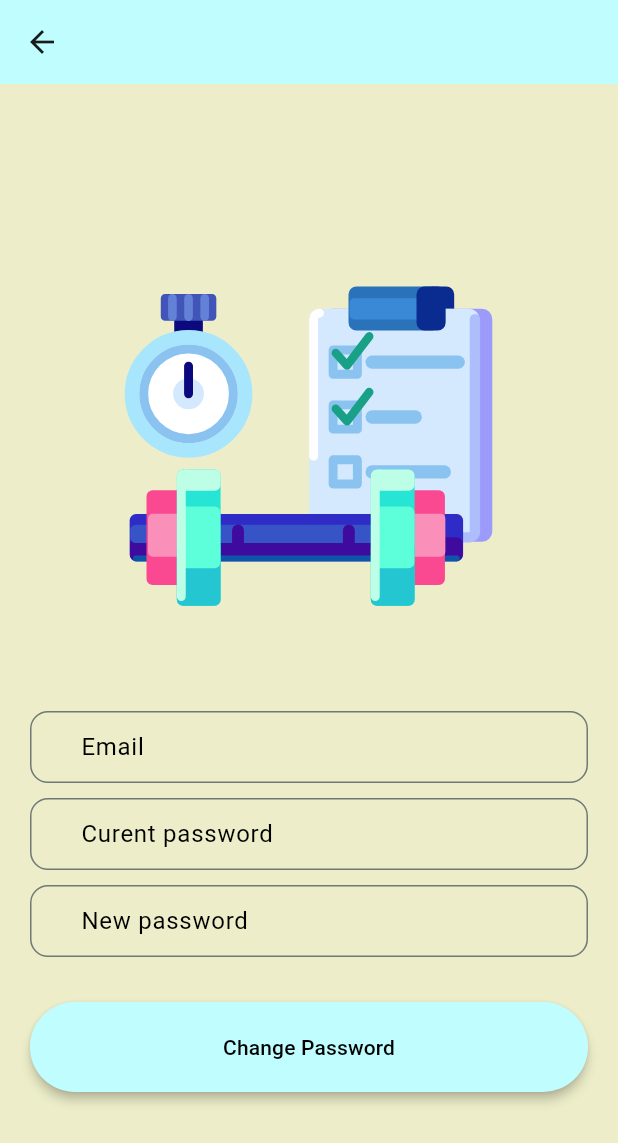
After one commit to tlvhoang06/bmi-calculator-flutter, a Flutter app: the screen it shows once a user with an empty profile is signed in, in the side drawer, after a tap on "Change password", on a phone screen of 412 x 824 dp. The commit adds this screen. Shown: the top 1143 px of the screen. Run offline on Flutter 3.47's test engine with Material 3 defaults, Android fonts, the light colour scheme and no system bars; our stand-ins replace firebase_auth, firebase_core, lottie, shared_preferences; missing offline and left inert: pretty_gauge; accounts and stored records are empty; network calls fail.

Commit message:
Add Change Current Password Service

```diff
--- a/lib/services/auth_service.dart
+++ b/lib/services/auth_service.dart
@@ -33,8 +33,15 @@ class AuthService {
   }
 
   // Change Password
-  Future<void> changePassword({required String email}) async{
-    return firebaseAuth.sendPasswordResetEmail(email: email);
+  Future<void> changePassword({required String email, required String currentPassWord, required String newPassWord}) async{
+    AuthCredential credential = EmailAuthProvider.credential(email: email, password: currentPassWord);
+    await user!.reauthenticateWithCredential(credential);
+    await user!.updatePassword(newPassWord);
+  }
+
+  // Forget Password
+  Future<void> forgetPassWord({required String email}) async{
+    return await firebaseAuth.sendPasswordResetEmail(email: email);
   }
 
   // update UserName
--- a/lib/views/widgets/drawer.dart
+++ b/lib/views/drawer.dart
@@ -1,4 +1,5 @@
 import 'package:demo/data/notifer.dart';
+import 'package:demo/views/pages/change_password.dart';
 import 'package:demo/views/pages/login_page.dart';
 import 'package:firebase_auth/firebase_auth.dart';
 import 'package:flutter/material.dart';
@@ -152,6 +153,16 @@ class MyDrawer extends StatelessWidget {
             splashColor: Colors.grey.shade100,
             child: ListTile(title: Text('Log out')),
           ),
+          Divider(color: Colors.grey, indent: 16, endIndent: 16),
+          InkWell(
+            onTap: () {
+              Navigator.push(context, MaterialPageRoute(builder: (context) {
+                return ChangePassword();
+              },));
+            },
+            splashColor: Colors.grey.shade100,
+            child: ListTile(title: Text('Change password')),
+          ),
         ],
       ),
     );
--- a/lib/views/pages/bmi_page.dart
+++ b/lib/views/pages/bmi_page.dart
@@ -1,5 +1,5 @@
 import 'package:demo/data/notifer.dart';
-import 'package:demo/views/functions/function.dart';
+import 'package:demo/views/functions/app_function.dart';
 import 'package:demo/views/pages/result_page.dart';
 import 'package:demo/views/widgets/gender_select.dart';
 import 'package:demo/views/widgets/height_slider.dart';
@@ -52,7 +52,7 @@ class BmiPage extends StatelessWidget {
                       measurementUnit: 'y/o',
                       action: IncrementDecrementButtons(
                         onDecrement: () {
-                          age.value -=1;
+                          age.value -= 1;
                         },
                         onIncrement: () {
                           age.value += 1;
--- /dev/null
+++ b/lib/views/pages/change_password.dart
@@ -0,0 +1,156 @@
+import 'package:demo/data/notifer.dart';
+import 'package:firebase_core/firebase_core.dart';
+import 'package:flutter/material.dart';
+import 'package:flutter/services.dart';
+import 'package:lottie/lottie.dart';
+
+class ChangePassword extends StatefulWidget {
+  const ChangePassword({super.key});
+
+  @override
+  State<ChangePassword> createState() => _ManagePasswordPageState();
+}
+
+class _ManagePasswordPageState extends State<ChangePassword> {
+  TextEditingController _emailController = TextEditingController();
+  TextEditingController _currentPassWordController = TextEditingController();
+  TextEditingController _newPassWordController = TextEditingController();
+  String errorMessage = ' ';
+  final formKey = GlobalKey<FormState>();
+  @override
+  Widget build(BuildContext context) {
+    void dispose() {
+      _emailController.dispose();
+      _currentPassWordController.dispose();
+      _newPassWordController.dispose();
+      super.dispose();
+    }
+
+    void changePassword() async {
+      try {
+        await authServices.value.changePassword(
+          email: _emailController.text,
+          currentPassWord: _currentPassWordController.text,
+          newPassWord: _newPassWordController.text,
+        );
+        ScaffoldMessenger.of(context).showSnackBar(
+        SnackBar(
+          content: Text('Password Changed!'),
+          duration: Duration(seconds: 2),
+          behavior: SnackBarBehavior.floating,
+        ),
+      );
+      Navigator.pop(
+        context,
+      );
+      } on FirebaseException catch (error) {
+        setState(() {
+          errorMessage = error.message ?? "Change password failed!";
+        });
+      }
+    }
+
+    return Scaffold(
+      backgroundColor: isDarkMode.value ? Color(0XFF0d1b2a) : Color(0XFFedeec9),
+      appBar: AppBar(backgroundColor: Color(0XFFc0fdff),),
+      body: Center(
+        child: SingleChildScrollView(
+          child: Padding(
+            padding: const EdgeInsets.all(20.0),
+            child: Column(
+              mainAxisAlignment: MainAxisAlignment.center,
+              children: [
+                Lottie.asset('assets/lotties/login.json'),
+                TextField(
+                  controller: _emailController,
+                  style: TextStyle(
+                    color: isDarkMode.value ? Colors.white : Colors.black,
+                  ),
+                  decoration: InputDecoration(
+                    border: OutlineInputBorder(
+                      borderSide: BorderSide(color: Color(0XFF1b4965)),
+                      borderRadius: BorderRadius.circular(12),
+                    ),
+                    hintText: 'Email',
+                    hintStyle: TextStyle(
+                      color: (isDarkMode.value ? Colors.white : Colors.black),
+                    ),
+                    contentPadding: EdgeInsets.symmetric(horizontal: 30),
+                  ),
+                  inputFormatters: [LengthLimitingTextInputFormatter(20)],
+                ),
+                SizedBox(height: 10),
+                TextField(
+                  controller: _currentPassWordController,
+                  obscureText: true,
+                  style: TextStyle(
+                    color: isDarkMode.value ? Colors.white : Colors.black,
+                  ),
+                  decoration: InputDecoration(
+                    border: OutlineInputBorder(
+                      borderSide: BorderSide(
+                        color: isDarkMode.value
+                            ? Color(0XFF1b4965)
+                            : Color(0XFFeaf4f4),
+                      ),
+                      borderRadius: BorderRadius.circular(12),
+                    ),
+                    hintText: 'Curent password',
+                    hintStyle: TextStyle(
+                      color: (isDarkMode.value ? Colors.white : Colors.black),
+                    ),
+                    contentPadding: EdgeInsets.symmetric(horizontal: 30),
+                  ),
+                  inputFormatters: [LengthLimitingTextInputFormatter(20)],
+                ),
+                SizedBox(height: 10),
+                TextField(
+                  controller: _newPassWordController,
+                  obscureText: true,
+                  style: TextStyle(
+                    color: isDarkMode.value ? Colors.white : Colors.black,
+                  ),
+                  decoration: InputDecoration(
+                    border: OutlineInputBorder(
+                      borderSide: BorderSide(
+                        color: isDarkMode.value
+                            ? Color(0XFF1b4965)
+                            : Color(0XFFeaf4f4),
+                      ),
+                      borderRadius: BorderRadius.circular(12),
+                    ),
+                    hintText: 'New password',
+                    hintStyle: TextStyle(
+                      color: (isDarkMode.value ? Colors.white : Colors.black),
+                    ),
+                    contentPadding: EdgeInsets.symmetric(horizontal: 30),
+                  ),
+                  inputFormatters: [LengthLimitingTextInputFormatter(20)],
+                ),
+                SizedBox(height: 30),
+                SizedBox(
+                  height: 60,
+                  child: FilledButton(
+                    onPressed: () {
+                      changePassword();
+                    },
+                    style: FilledButton.styleFrom(
+                      elevation: 3,
+                      minimumSize: Size(double.infinity, 40),
+                      backgroundColor: Color(0XFFc0fdff),
+                      foregroundColor: Colors.black,
+                    ),
+                    child: Text('Change Password'),
+                  ),
+                ),
+                SizedBox(height: 10),
+                Text(errorMessage, style: TextStyle(color: Colors.red)),
+                SizedBox(height: 20),
+              ],
+            ),
+          ),
+        ),
+      ),
+    );
+  }
+}
--- a/lib/views/widget_tree.dart
+++ b/lib/views/widget_tree.dart
@@ -1,7 +1,7 @@
 import 'package:demo/data/notifer.dart';
 import 'package:demo/views/pages/bmi_page.dart';
 import 'package:demo/views/pages/history_page.dart';
-import 'package:demo/views/widgets/drawer.dart';
+import 'package:demo/views/drawer.dart';
 import 'package:demo/views/widgets/navbar_widget.dart';
 import 'package:flutter/material.dart';
 
--- a/lib/views/widgets/stat_attempt.dart
+++ b/lib/views/widgets/stat_attempt.dart
@@ -1,5 +1,5 @@
 import 'package:demo/data/notifer.dart';
-import 'package:demo/views/functions/function.dart';
+import 'package:demo/views/functions/app_function.dart';
 import 'package:flutter/material.dart';
 
 class StatusAndAttempt extends StatelessWidget {
```
Also changed, not shown: lib/views/functions/app_function.dart (renamed from lib/views/functions/function.dart).
